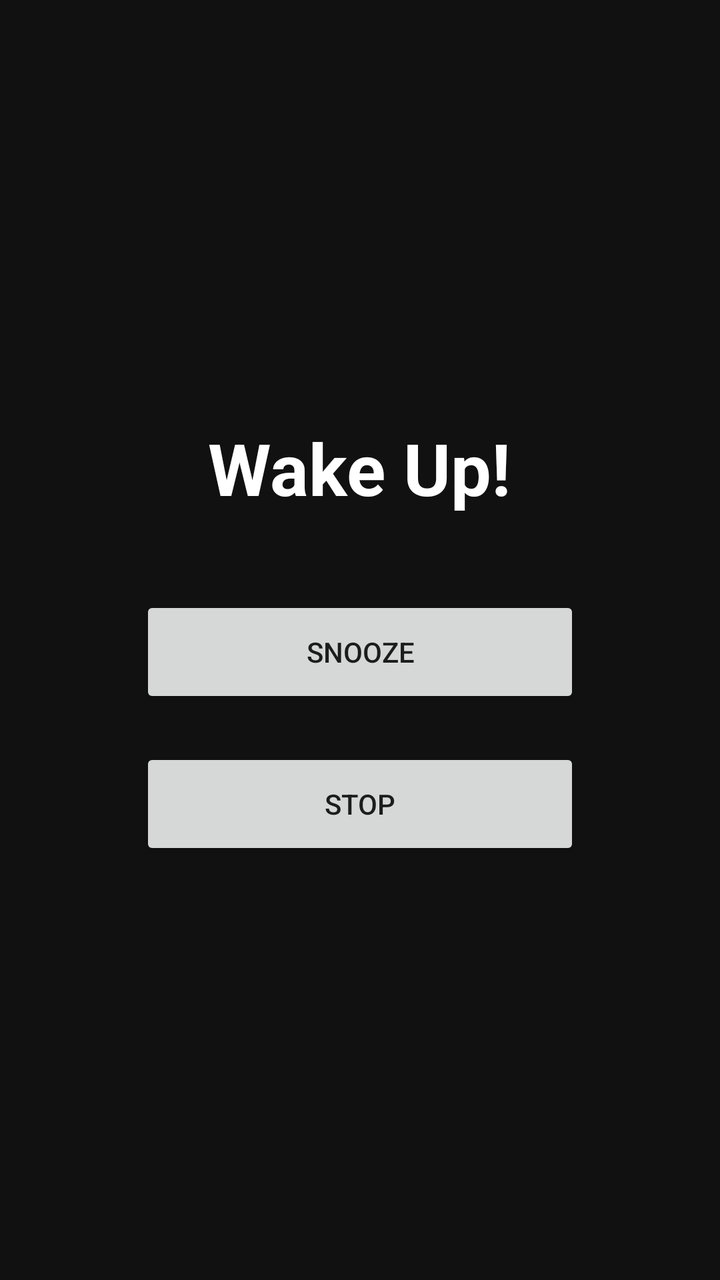
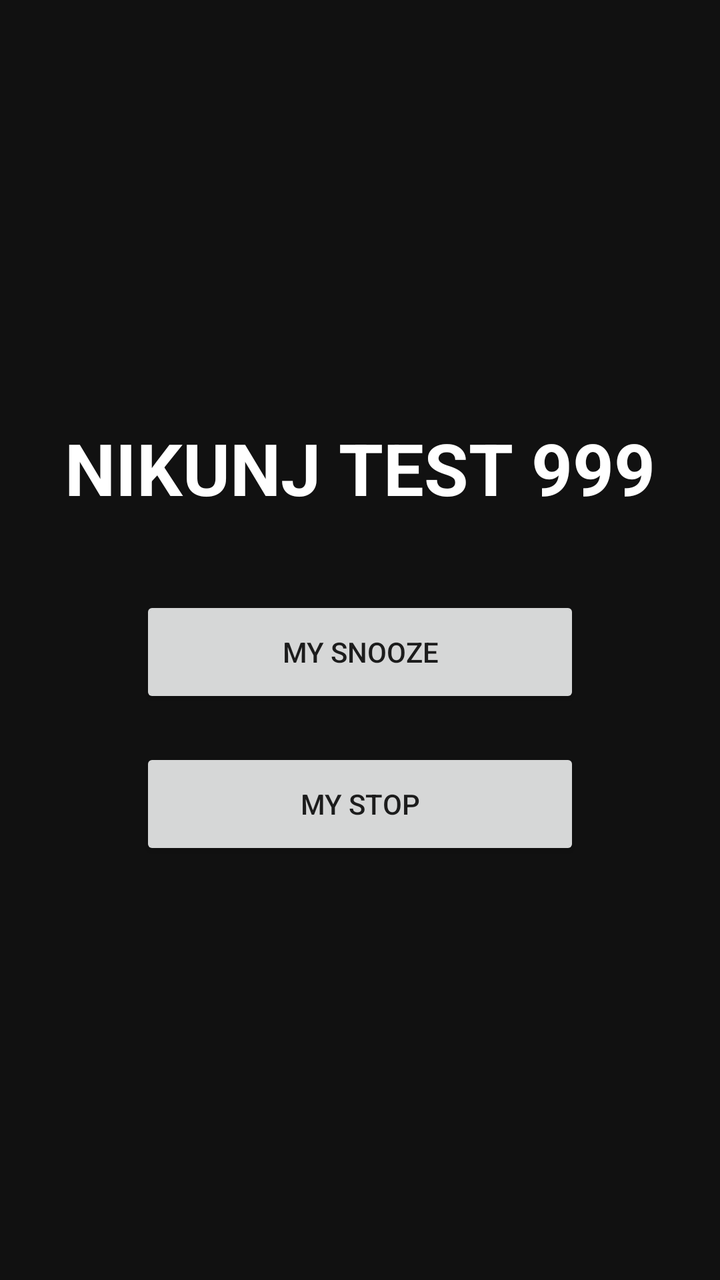

Two renders of the same Android screen: before a commit and after it. Below are the layout's source before the change and the commit's diff.
<!-- AndroidManifest.xml: activity theme AppTheme -->
<!-- res/layout/activity_alarm.xml -->
<?xml version="1.0" encoding="utf-8"?>

<LinearLayout xmlns:android="http://schemas.android.com/apk/res/android"
    android:layout_width="match_parent"
    android:layout_height="match_parent"
    android:orientation="vertical"
    android:gravity="center"
    android:background="#111111"
    android:padding="24dp">

    <TextView
        android:layout_width="wrap_content"
        android:layout_height="wrap_content"
        android:text="Wake Up!"
        android:textSize="36sp"
        android:textStyle="bold"
        android:textColor="#FFFFFF"
        android:layout_marginBottom="40dp" />

    <Button
        android:id="@+id/btnSnooze"
        android:layout_width="220dp"
        android:layout_height="56dp"
        android:text="Snooze"
        android:layout_marginBottom="20dp" />

    <Button
        android:id="@+id/btnStop"
        android:layout_width="220dp"
        android:layout_height="56dp"
        android:text="Stop" />

</LinearLayout>
<!-- resources referenced by this layout -->
<resources>
  <style name="AppTheme" parent="Theme.AppCompat.DayNight.NoActionBar">
          
          <item name="android:editTextBackground">@drawable/rn_edit_text_material</item>
      </style>
  <!-- drawable rn_edit_text_material (drawable) -->
  <?xml version="1.0" encoding="utf-8"?>
  <inset xmlns:android="http://schemas.android.com/apk/res/android"
         android:insetLeft="@dimen/abc_edit_text_inset_horizontal_material"
         android:insetRight="@dimen/abc_edit_text_inset_horizontal_material"
         android:insetTop="@dimen/abc_edit_text_inset_top_material"
         android:insetBottom="@dimen/abc_edit_text_inset_bottom_material"
         >
  
      <selector>
          
          <item android:state_enabled="false" android:drawable="@drawable/abc_textfield_default_mtrl_alpha"/>
          <item android:drawable="@drawable/abc_textfield_activated_mtrl_alpha"/>
      </selector>
  
  </inset>
</resources>

<!-- the commit's change to res/layout/activity_alarm.xml (unified diff, before → after) -->
@@ -11,7 +11,7 @@
     <TextView
         android:layout_width="wrap_content"
         android:layout_height="wrap_content"
-        android:text="Wake Up!"
+      android:text="NIKUNJ TEST 999"
         android:textSize="36sp"
         android:textStyle="bold"
         android:textColor="#FFFFFF"
@@ -21,13 +21,13 @@
         android:id="@+id/btnSnooze"
         android:layout_width="220dp"
         android:layout_height="56dp"
-        android:text="Snooze"
+       android:text="MY SNOOZE"
         android:layout_marginBottom="20dp" />
 
     <Button
         android:id="@+id/btnStop"
         android:layout_width="220dp"
         android:layout_height="56dp"
-        android:text="Stop" />
+        android:text="MY STOP" />
 
 </LinearLayout>
